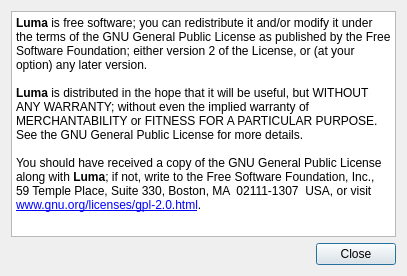
The window that resources/forms/AboutLicenseDesign.ui (einaru/luma) describes before a commit, drawn with Qt 5.
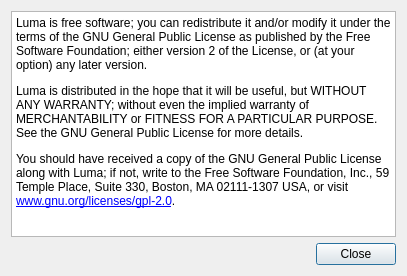
The same window after the commit.

What changed in the file:
```diff
--- a/resources/forms/AboutLicenseDesign.ui
+++ b/resources/forms/AboutLicenseDesign.ui
@@ -28,11 +28,9 @@
 &lt;html&gt;&lt;head&gt;&lt;meta name=&quot;qrichtext&quot; content=&quot;1&quot; /&gt;&lt;style type=&quot;text/css&quot;&gt;
 p, li { white-space: pre-wrap; }
 &lt;/style&gt;&lt;/head&gt;&lt;body style=&quot; font-family:'Sans'; font-size:9pt; font-weight:400; font-style:normal;&quot;&gt;
-&lt;p style=&quot; margin-top:0px; margin-bottom:0px; margin-left:0px; margin-right:0px; -qt-block-indent:0; text-indent:0px;&quot;&gt;&lt;span style=&quot; font-weight:600;&quot;&gt;Luma&lt;/span&gt; is free software; you can redistribute it and/or modify it under the terms of the GNU General Public License as published by the Free Software Foundation; either version 2 of the License, or (at your option) any later version.&lt;/p&gt;
-&lt;p style=&quot;-qt-paragraph-type:empty; margin-top:0px; margin-bottom:0px; margin-left:0px; margin-right:0px; -qt-block-indent:0; text-indent:0px;&quot;&gt;&lt;/p&gt;
-&lt;p style=&quot; margin-top:0px; margin-bottom:0px; margin-left:0px; margin-right:0px; -qt-block-indent:0; text-indent:0px;&quot;&gt;&lt;span style=&quot; font-weight:600;&quot;&gt;Luma&lt;/span&gt; is distributed in the hope that it will be useful, but WITHOUT ANY WARRANTY; without even the implied warranty of MERCHANTABILITY or FITNESS FOR A PARTICULAR PURPOSE.  See the GNU General Public License for more details.&lt;/p&gt;
-&lt;p style=&quot;-qt-paragraph-type:empty; margin-top:0px; margin-bottom:0px; margin-left:0px; margin-right:0px; -qt-block-indent:0; text-indent:0px;&quot;&gt;&lt;/p&gt;
-&lt;p style=&quot; margin-top:0px; margin-bottom:0px; margin-left:0px; margin-right:0px; -qt-block-indent:0; text-indent:0px;&quot;&gt;You should have received a copy of the GNU General Public License along with &lt;span style=&quot; font-weight:600;&quot;&gt;Luma&lt;/span&gt;; if not, write to the Free Software Foundation, Inc., 59 Temple Place, Suite 330, Boston, MA  02111-1307  USA, or visit &lt;a href=&quot;http://www.gnu.org/licenses/gpl-2.0.html&quot;&gt;&lt;span style=&quot; text-decoration: underline; color:#0000ff;&quot;&gt;www.gnu.org/licenses/gpl-2.0.html&lt;/span&gt;&lt;/a&gt;.&lt;/p&gt;&lt;/body&gt;&lt;/html&gt;</string>
+&lt;p style=&quot; margin-top:12px; margin-bottom:12px; margin-left:0px; margin-right:0px; -qt-block-indent:0; text-indent:0px;&quot;&gt;Luma is free software; you can redistribute it and/or modify it under the terms of the GNU General Public License as published by the Free Software Foundation; either version 2 of the License, or (at your option) any later version. &lt;/p&gt;
+&lt;p style=&quot; margin-top:12px; margin-bottom:12px; margin-left:0px; margin-right:0px; -qt-block-indent:0; text-indent:0px;&quot;&gt;Luma is distributed in the hope that it will be useful, but WITHOUT ANY WARRANTY; without even the implied warranty of MERCHANTABILITY or FITNESS FOR A PARTICULAR PURPOSE. See the GNU General Public License for more details. &lt;/p&gt;
+&lt;p style=&quot; margin-top:12px; margin-bottom:12px; margin-left:0px; margin-right:0px; -qt-block-indent:0; text-indent:0px;&quot;&gt;You should have received a copy of the GNU General Public License along with Luma; if not, write to the Free Software Foundation, Inc., 59 Temple Place, Suite 330, Boston, MA 02111-1307 USA, or visit &lt;a href=&quot;http://www.gnu.org/licenses/gpl-2.0.html&quot;&gt;&lt;span style=&quot; text-decoration: underline; color:#0000ff;&quot;&gt;www.gnu.org/licenses/gpl-2.0&lt;/span&gt;&lt;/a&gt;.&lt;/p&gt;&lt;/body&gt;&lt;/html&gt;</string>
      </property>
      <property name="openExternalLinks">
       <bool>true</bool>
```
